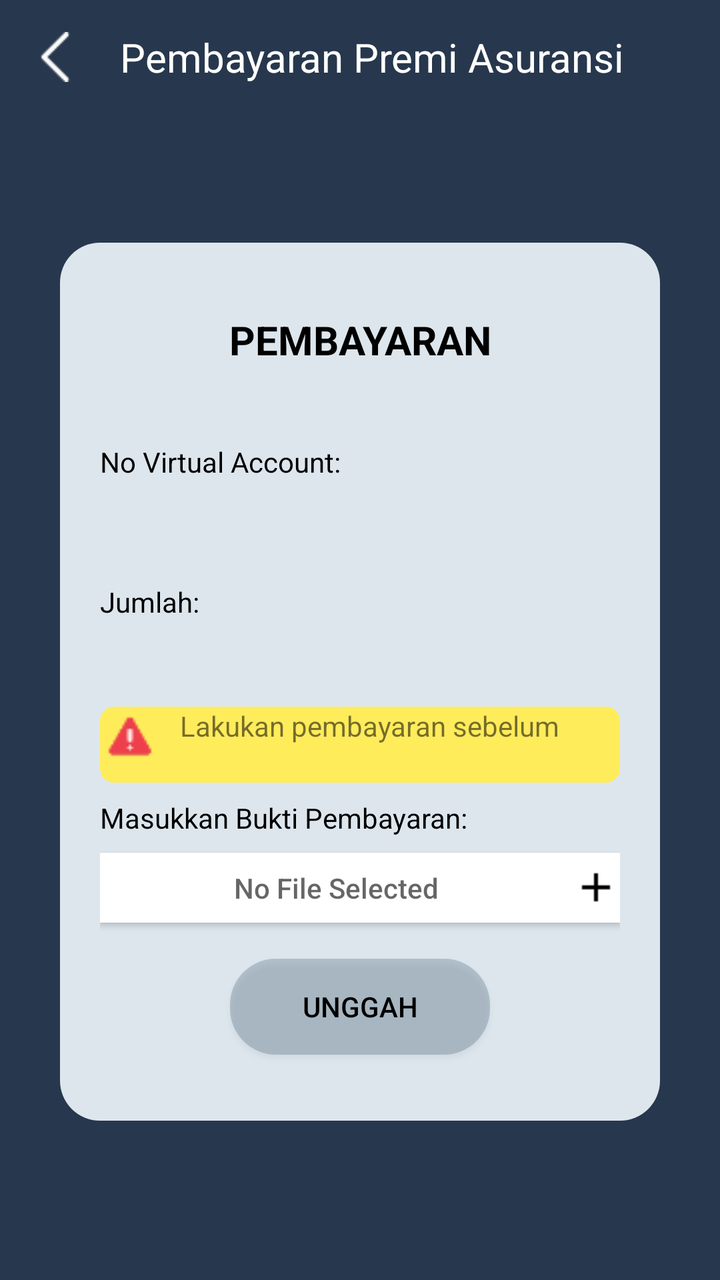
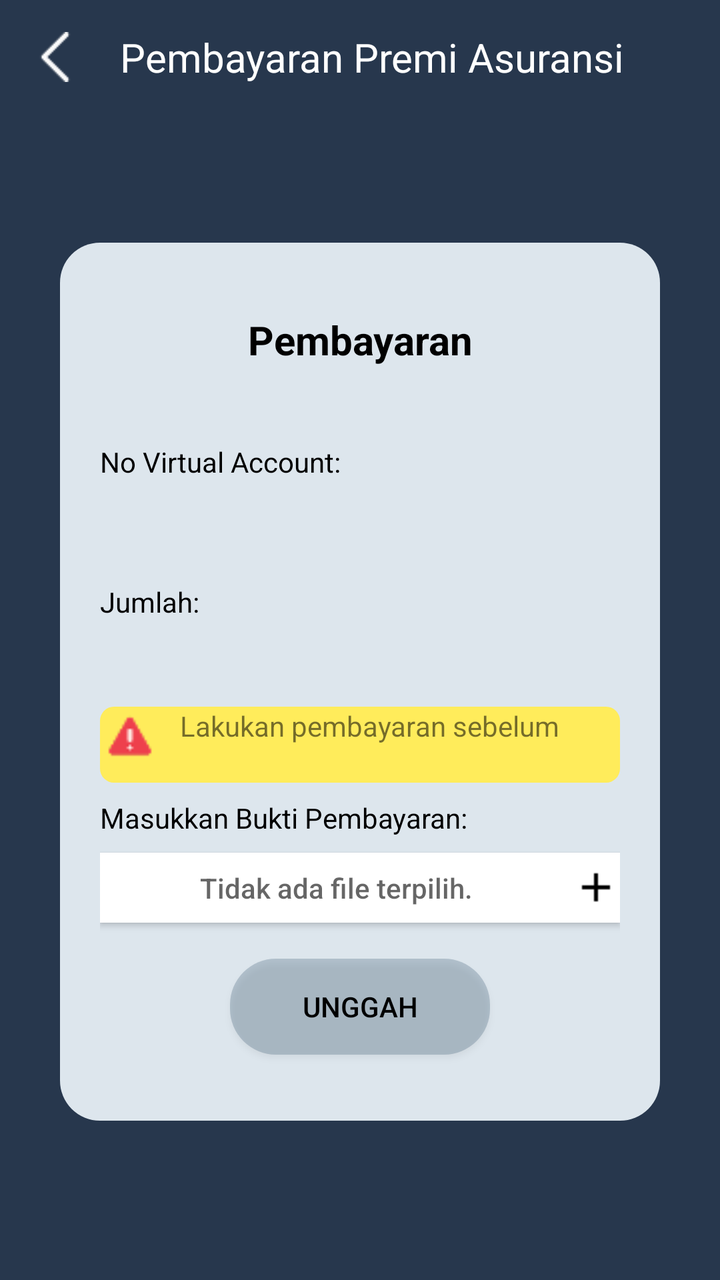

The first picture is an Android layout as it rendered before a commit; the second is the same layout after the commit. The layout source and the unified diff follow.
<!-- AndroidManifest.xml: application theme Theme.Skripsi -->
<!-- res/layout/activity_pembayaran.xml -->
<?xml version="1.0" encoding="utf-8"?>
<LinearLayout xmlns:android="http://schemas.android.com/apk/res/android"
    xmlns:app="http://schemas.android.com/apk/res-auto"
    xmlns:tools="http://schemas.android.com/tools"
    android:id="@+id/main"
    android:layout_width="match_parent"
    android:layout_height="match_parent"
    tools:context=".Pembayaran"
    android:background="#27374D"
    android:orientation="vertical"
    >

    <LinearLayout
        android:layout_width="wrap_content"
        android:layout_height="wrap_content"
        android:orientation="horizontal"
        android:paddingLeft="15dp"
        android:paddingTop="15dp"
        android:gravity="center"
        >


        <androidx.appcompat.widget.AppCompatButton
            android:layout_width="25dp"
            android:layout_height="25dp"
            android:background="@drawable/back"
            android:id="@+id/back"
            />

        <TextView
            android:layout_width="wrap_content"
            android:layout_height="wrap_content"
            android:text="Pembayaran Premi Asuransi"
            android:textColor="@color/white"
            android:textSize="20dp"
            android:paddingLeft="20dp"
            />

    </LinearLayout>



    <LinearLayout
        android:layout_width="match_parent"
        android:layout_height="match_parent"
        android:orientation="vertical"
        android:gravity="center"
        android:paddingVertical="50dp"
        >

    <LinearLayout
        android:layout_width="300dp"
        android:layout_height="wrap_content"
        android:background="@drawable/rounded_corner_background"
        android:orientation="vertical"
        android:paddingHorizontal="20dp"
        android:paddingVertical="25dp"
        >


        <TextView
            android:layout_width="match_parent"
            android:layout_height="wrap_content"
            android:layout_marginVertical="10dp"
            android:gravity="center"
            android:paddingBottom="20dp"
            android:text="PEMBAYARAN"
            android:textColor="@color/black"
            android:textSize="20dp"
            android:textStyle="bold" />


        <TextView
            android:layout_width="wrap_content"
            android:layout_height="wrap_content"
            android:text="No Virtual Account:"
            android:textColor="@color/black"
            android:paddingVertical="8dp"
            />

        <TextView
            android:layout_width="wrap_content"
            android:layout_height="wrap_content"
            android:id="@+id/virtualAccount"
            android:paddingVertical="8dp"
            android:textColor="@color/black"
            />


        <TextView
            android:layout_width="wrap_content"
            android:layout_height="wrap_content"
            android:text="Jumlah:"
            android:textColor="@color/black"
            android:paddingVertical="8dp"
            />

        <TextView
            android:layout_width="wrap_content"
            android:layout_height="wrap_content"
            android:id="@+id/jumlah"
            android:paddingVertical="8dp"
            android:textColor="@color/black"
            />

        <LinearLayout
            android:layout_width="match_parent"
            android:layout_height="wrap_content"
            android:orientation="horizontal"
            android:background="@drawable/rounded_corner_warning_pembayaran"
            >

            <ImageView
                android:layout_width="30dp"
                android:layout_height="30dp"
                android:background="@drawable/warning"
                />

            <LinearLayout
                android:layout_width="match_parent"
                android:layout_height="wrap_content"
                android:orientation="vertical"
                >
                <TextView
                    android:layout_width="wrap_content"
                    android:layout_height="wrap_content"
                    android:paddingLeft="10dp"
                    android:text="Lakukan pembayaran sebelum"
                    />

                
                <TextView
                    android:layout_width="wrap_content"
                    android:layout_height="wrap_content"
                    android:paddingLeft="10dp"
                    android:id="@+id/jatuhTempo"
                    />

            </LinearLayout>

        </LinearLayout>

        <TextView
            android:layout_width="wrap_content"
            android:layout_height="wrap_content"
            android:text="Masukkan Bukti Pembayaran:"
            android:textColor="@color/black"
            android:paddingVertical="8dp"
            />



        <androidx.appcompat.widget.AppCompatButton
            android:layout_width="match_parent"
            android:layout_height="35dp"
            android:drawableRight="@drawable/plus_hitam"
            android:hint="No File Selected"
            android:layout_gravity="left"
            android:background="@color/white"
            android:layout_marginBottom="10dp"
            android:id="@+id/btnUploadBuktiFoto"
            />

        <ImageView
            android:layout_width="match_parent"
            android:layout_height="35dp"
            android:drawableRight="@drawable/plus_hitam"
            android:hint="No File Selected"
            android:layout_gravity="left"
            android:background="@color/white"
            android:layout_marginBottom="10dp"
            android:id="@+id/bukti"
            android:visibility="gone"
        />


        <androidx.appcompat.widget.AppCompatButton
            android:layout_width="130dp"
            android:layout_height="wrap_content"
            android:text="Unggah"
            android:background="@drawable/rounded_corner_button"
            android:layout_gravity="center"
            android:textColor="@color/black"
            android:layout_marginBottom="10dp"
            android:layout_marginVertical="8dp"
            android:id="@+id/btnUnggah"
            />


    </LinearLayout>

    </LinearLayout>



</LinearLayout>
<!-- resources referenced by this layout -->
<resources>
  <color name="black">#FF000000</color>
  <color name="white">#FFFFFFFF</color>
  <!-- drawable back: png bitmap (drawable, 491 bytes) -->
  <!-- drawable plus_hitam: png bitmap (drawable, 165 bytes) -->
  <!-- drawable rounded_corner_background (drawable) -->
  <?xml version="1.0" encoding="utf-8"?>
  <shape xmlns:android="http://schemas.android.com/apk/res/android"
      android:shape="rectangle">
      <solid android:color="#DDE6ED" />
      <corners android:radius="20dp" />
  </shape>
  <!-- drawable rounded_corner_button (drawable) -->
  <?xml version="1.0" encoding="utf-8"?>
  <shape xmlns:android="http://schemas.android.com/apk/res/android"
      android:shape="rectangle">
      <solid android:color="#50526D82" />
      <corners android:radius="23dp" />
  </shape>
  <!-- drawable rounded_corner_warning_pembayaran (drawable) -->
  <?xml version="1.0" encoding="utf-8"?>
  <shape xmlns:android="http://schemas.android.com/apk/res/android"
      android:shape="rectangle">
      <solid android:color="#FFEC5B" />
      <corners android:radius="7dp" />
  </shape>
  <!-- drawable warning: png bitmap (drawable, 641 bytes) -->
  <style name="Theme.Skripsi" parent="Theme.MaterialComponents.DayNight.DarkActionBar">
          
          <item name="colorPrimary">@color/purple_500</item>
          <item name="colorPrimaryVariant">@color/purple_700</item>
          <item name="colorOnPrimary">@color/white</item>
          
          <item name="colorSecondary">@color/teal_200</item>
          <item name="colorSecondaryVariant">@color/teal_700</item>
          <item name="colorOnSecondary">@color/black</item>
          
          <item name="android:statusBarColor">?attr/colorPrimaryVariant</item>
          
      </style>
  <color name="purple_500">#FF6200EE</color>
  <color name="purple_700">#FF3700B3</color>
  <color name="teal_200">#FF03DAC5</color>
  <color name="teal_700">#FF018786</color>
</resources>

<!-- the commit's change to res/layout/activity_pembayaran.xml (unified diff, before → after) -->
@@ -30,7 +30,7 @@
         <TextView
             android:layout_width="wrap_content"
             android:layout_height="wrap_content"
-            android:text="Pembayaran Premi Asuransi"
+            android:text="@string/pembayaran_premi_asuransi"
             android:textColor="@color/white"
             android:textSize="20dp"
             android:paddingLeft="20dp"
@@ -64,7 +64,7 @@
             android:layout_marginVertical="10dp"
             android:gravity="center"
             android:paddingBottom="20dp"
-            android:text="PEMBAYARAN"
+            android:text="@string/pembayaran"
             android:textColor="@color/black"
             android:textSize="20dp"
             android:textStyle="bold" />
@@ -73,7 +73,7 @@
         <TextView
             android:layout_width="wrap_content"
             android:layout_height="wrap_content"
-            android:text="No Virtual Account:"
+            android:text="@string/no_virtual_account"
             android:textColor="@color/black"
             android:paddingVertical="8dp"
             />
@@ -90,7 +90,7 @@
         <TextView
             android:layout_width="wrap_content"
             android:layout_height="wrap_content"
-            android:text="Jumlah:"
+            android:text="@string/jumlah"
             android:textColor="@color/black"
             android:paddingVertical="8dp"
             />
@@ -125,7 +125,7 @@
                     android:layout_width="wrap_content"
                     android:layout_height="wrap_content"
                     android:paddingLeft="10dp"
-                    android:text="Lakukan pembayaran sebelum"
+                    android:text="@string/lakukan_pembayaran_sebelum"
                     />
 
                 
@@ -143,7 +143,7 @@
         <TextView
             android:layout_width="wrap_content"
             android:layout_height="wrap_content"
-            android:text="Masukkan Bukti Pembayaran:"
+            android:text="@string/masukkan_bukti_pembayaran"
             android:textColor="@color/black"
             android:paddingVertical="8dp"
             />
@@ -154,7 +154,7 @@
             android:layout_width="match_parent"
             android:layout_height="35dp"
             android:drawableRight="@drawable/plus_hitam"
-            android:hint="No File Selected"
+            android:hint="@string/tidak_ada_file_terpilih"
             android:layout_gravity="left"
             android:background="@color/white"
             android:layout_marginBottom="10dp"
@@ -177,7 +177,7 @@
         <androidx.appcompat.widget.AppCompatButton
             android:layout_width="130dp"
             android:layout_height="wrap_content"
-            android:text="Unggah"
+            android:text="@string/unggah"
             android:background="@drawable/rounded_corner_button"
             android:layout_gravity="center"
             android:textColor="@color/black"
<!-- resource entries referenced after the edit -->
@@ -26,6 +26,14 @@
       <corners android:radius="7dp" />
   </shape>
   <!-- drawable warning: png bitmap (drawable, 641 bytes) -->
+  <string name="jumlah">Jumlah:</string>
+  <string name="lakukan_pembayaran_sebelum">Lakukan pembayaran sebelum</string>
+  <string name="masukkan_bukti_pembayaran">Masukkan Bukti Pembayaran:</string>
+  <string name="no_virtual_account">No Virtual Account:</string>
+  <string name="pembayaran">Pembayaran</string>
+  <string name="pembayaran_premi_asuransi">Pembayaran Premi Asuransi</string>
+  <string name="tidak_ada_file_terpilih">Tidak ada file terpilih.</string>
+  <string name="unggah">Unggah</string>
   <style name="Theme.Skripsi" parent="Theme.MaterialComponents.DayNight.DarkActionBar">
           
           <item name="colorPrimary">@color/purple_500</item>
